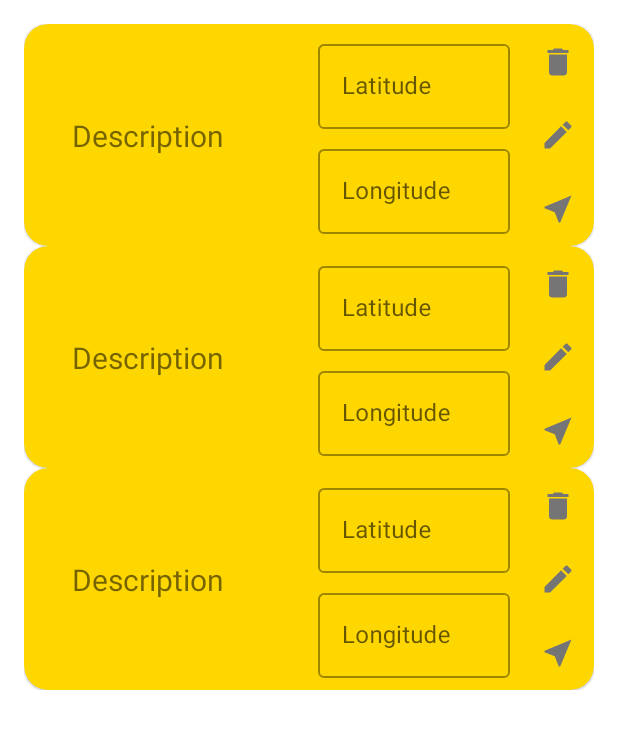
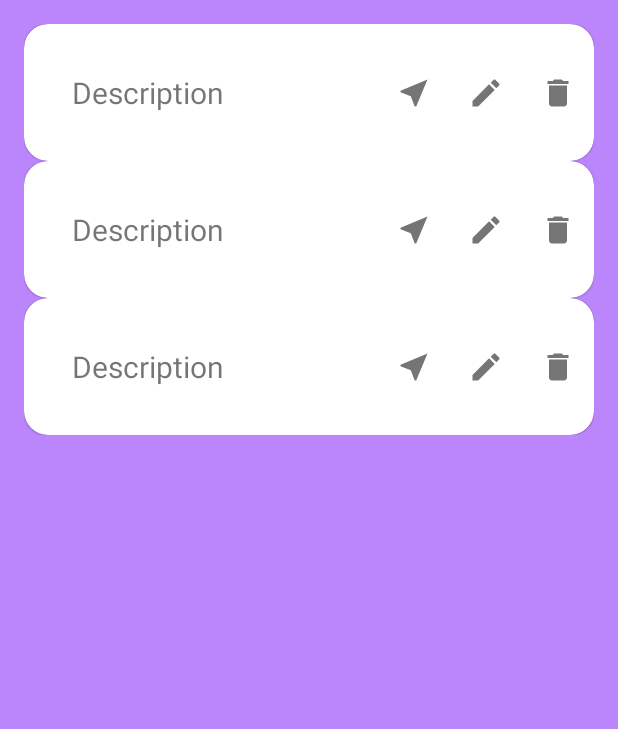
Before and after one commit to NikitaZar/Markers-on-Yandex-Maps, an Android app: the layout fragment_list.xml on its own in the app's theme, with its tools: preview values and no code run, on a phone screen of 412 x 824 dp. Shown: the top 729 px of the screen. Run offline under Robolectric (Android 15) with nearby library versions, the phone set to English and light mode, and no system bars.

Commit message:
Styling list view

```diff
--- a/app/src/main/java/ru/maps/markersonyandexmaps/adapter/MarkerViewHolder.kt
+++ b/app/src/main/java/ru/maps/markersonyandexmaps/adapter/MarkerViewHolder.kt
@@ -13,8 +13,6 @@ class MarkerViewHolder(
     fun bind(marker: Marker) {
         binding.apply {
             description.text = marker.description
-            latitude.editText?.setText(String.format("%.7f", marker.latitude))
-            longitude.editText?.setText(String.format("%.7f", marker.longitude))
 
             btDelete.setOnClickListener {
                 onInteractionListener.onRemove(marker)
--- a/app/src/main/res/layout/card_marker.xml
+++ b/app/src/main/res/layout/card_marker.xml
@@ -3,10 +3,9 @@
     xmlns:app="http://schemas.android.com/apk/res-auto"
     android:layout_width="match_parent"
     android:layout_height="wrap_content"
-    android:padding="@dimen/common_margin"
     android:gravity="clip_vertical"
     android:orientation="vertical"
-    app:cardBackgroundColor="@color/gold"
+    android:padding="@dimen/common_margin"
     app:cardCornerRadius="@dimen/space4x">
 
     <androidx.constraintlayout.widget.ConstraintLayout
@@ -31,7 +30,7 @@
             android:layout_width="wrap_content"
             android:layout_height="wrap_content"
             app:barrierDirection="start"
-            app:constraint_referenced_ids="latitude,longitude" />
+            app:constraint_referenced_ids="bt_navigate" />
 
         <com.google.android.material.button.MaterialButton
             android:id="@+id/bt_delete"
@@ -39,7 +38,7 @@
             android:layout_width="wrap_content"
             android:layout_height="wrap_content"
             app:icon="@drawable/ic_baseline_delete_24"
-            app:layout_constraintBottom_toTopOf="@id/bt_edit"
+            app:layout_constraintBottom_toBottomOf="parent"
             app:layout_constraintEnd_toEndOf="parent"
             app:layout_constraintTop_toTopOf="parent" />
 
@@ -49,9 +48,9 @@
             android:layout_width="wrap_content"
             android:layout_height="wrap_content"
             app:icon="@drawable/ic_baseline_edit_24"
-            app:layout_constraintBottom_toTopOf="@id/bt_navigate"
-            app:layout_constraintEnd_toEndOf="parent"
-            app:layout_constraintTop_toBottomOf="@id/bt_delete" />
+            app:layout_constraintBottom_toBottomOf="parent"
+            app:layout_constraintEnd_toStartOf="@id/bt_delete"
+            app:layout_constraintTop_toTopOf="parent" />
 
         <com.google.android.material.button.MaterialButton
             android:id="@+id/bt_navigate"
@@ -60,42 +59,8 @@
             android:layout_height="wrap_content"
             app:icon="@drawable/ic_baseline_near_me_24"
             app:layout_constraintBottom_toBottomOf="parent"
-            app:layout_constraintEnd_toEndOf="parent"
-            app:layout_constraintTop_toBottomOf="@id/bt_edit" />
-
-        <com.google.android.material.textfield.TextInputLayout
-            android:id="@+id/latitude"
-            style="@style/Widget.MaterialComponents.TextInputLayout.OutlinedBox"
-            android:layout_width="@dimen/space32x"
-            android:layout_height="wrap_content"
-            android:layout_margin="@dimen/space2x"
-            android:hint="@string/latitude"
-            app:layout_constraintBottom_toTopOf="@id/longitude"
-            app:layout_constraintEnd_toStartOf="@id/bt_delete"
-            app:layout_constraintTop_toTopOf="parent">
-
-            <com.google.android.material.textfield.TextInputEditText
-                android:layout_width="match_parent"
-                android:layout_height="match_parent"
-                android:focusable="false" />
-
-        </com.google.android.material.textfield.TextInputLayout>
-
-        <com.google.android.material.textfield.TextInputLayout
-            android:id="@+id/longitude"
-            style="@style/Widget.MaterialComponents.TextInputLayout.OutlinedBox"
-            android:layout_width="@dimen/space32x"
-            android:layout_height="wrap_content"
-            android:layout_margin="@dimen/space2x"
-            android:hint="@string/longitude"
-            app:layout_constraintBottom_toBottomOf="parent"
-            app:layout_constraintEnd_toStartOf="@id/bt_edit">
-
-            <com.google.android.material.textfield.TextInputEditText
-                android:layout_width="match_parent"
-                android:layout_height="match_parent"
-                android:focusable="false" />
-        </com.google.android.material.textfield.TextInputLayout>
+            app:layout_constraintEnd_toStartOf="@id/bt_edit"
+            app:layout_constraintTop_toTopOf="parent" />
 
     </androidx.constraintlayout.widget.ConstraintLayout>
 </com.google.android.material.card.MaterialCardView>
--- a/app/src/main/res/layout/fragment_list.xml
+++ b/app/src/main/res/layout/fragment_list.xml
@@ -5,6 +5,7 @@
     android:layout_height="match_parent"
     xmlns:app="http://schemas.android.com/apk/res-auto"
     android:padding="@dimen/common_margin"
+    android:background="@color/purple_200"
     tools:context=".ui.ListFragment">
 
     <androidx.recyclerview.widget.RecyclerView
--- a/app/src/main/res/values/dimen.xml
+++ b/app/src/main/res/values/dimen.xml
@@ -16,4 +16,5 @@
     <dimen name="space44x">176dp</dimen>
     <dimen name="space48x">192dp</dimen>
     <dimen name="space80x">320dp</dimen>
+    <dimen name="button_size">32dp</dimen>
 </resources>
```
